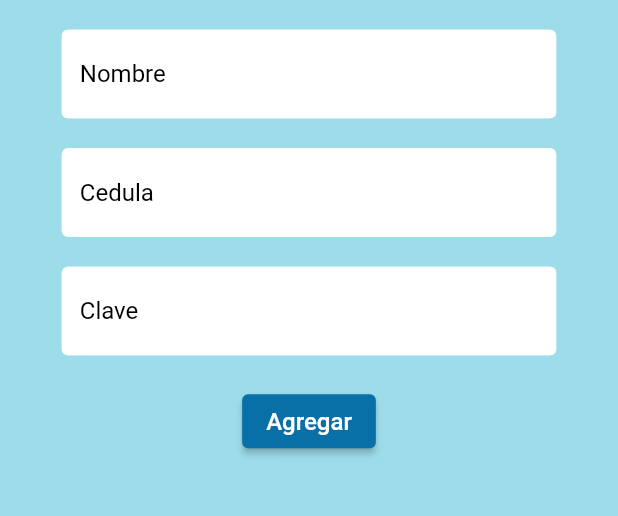
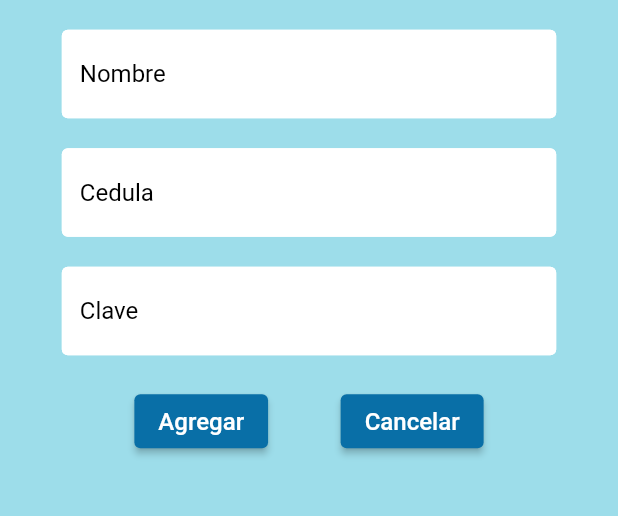
Before and after one commit to Dlondono/mediminder, a Flutter app: the InterfazSupervisor screen opened directly, after a tap on "Agregar nuevo paciente", on a phone screen of 412 x 824 dp, the part 215-731 px from its top. Run offline on Flutter 3.47's test engine with Material 2 defaults, Android fonts, the phone set to English and light mode, and no system bars; our stand-ins replace cloud_firestore, firebase_auth, firebase_core, firebase_messaging, flutter_local_notifications, flutter_native_timezone and 3 more; accounts and stored records are empty.

Commit message:
loading y pushreplacement

```diff
--- a/lib/screens/authenticate/sign_in.dart
+++ b/lib/screens/authenticate/sign_in.dart
@@ -4,6 +4,7 @@ import 'package:flutter/material.dart';
 import 'package:mediminder/screens/home/home.dart';
 import 'package:mediminder/services/auth.dart';
 import 'package:mediminder/shared/constants.dart';
+import 'package:mediminder/shared/loading.dart';
 
 import '../wrapper.dart';
 
@@ -17,6 +18,7 @@ class SignIn extends StatefulWidget {
 }
 
 class _SignInState extends State<SignIn> {
+  bool loading=false;
   final AuthService _auth = AuthService();
   final _formKey= GlobalKey<FormState>();
   //text field para setState
@@ -25,7 +27,7 @@ class _SignInState extends State<SignIn> {
   String error="";
   @override
   Widget build(BuildContext context) {
-    return Scaffold(
+    return loading ? Loading() : Scaffold(
       //backgroundColor: Colors.blue[100],
       appBar: AppBar(
         backgroundColor: Color.fromRGBO(9, 111, 167, 50),
@@ -80,9 +82,11 @@ class _SignInState extends State<SignIn> {
                   ),
                   onPressed: () async{
                     if(_formKey.currentState.validate()){
+                      loading=true;
                       dynamic result= await _auth.signInEmailPass(email, password);
                       if(result==null){
                         setState(()=>error="Correo o clave no validos");
+                        loading=false;
                       }
                       else{
                         Wrapper();
--- a/lib/screens/home/InterfazSupervisor.dart
+++ b/lib/screens/home/InterfazSupervisor.dart
@@ -9,9 +9,16 @@ import 'package:mediminder/screens/home/pacienteNuevo.dart';
 import '../../services/auth.dart';
 import 'ListaPacientes.dart';
 
-class InterfazSupervisor extends StatelessWidget {
+class InterfazSupervisor extends StatefulWidget {
+  @override
+  _InterfazSupervisorState createState() => _InterfazSupervisorState();
+}
+
+class _InterfazSupervisorState extends State<InterfazSupervisor> {
   final AuthService _auth=AuthService();
+
   final FirebaseAuth auth=FirebaseAuth.instance;
+
   @override
   Widget build(BuildContext context) {
     final User user= auth.currentUser;
@@ -41,7 +48,7 @@ class InterfazSupervisor extends StatelessWidget {
           decoration: BoxDecoration(color: Color.fromRGBO(157, 221, 234, 50)),
           child: Column(
               children: <Widget>[
-                Expanded(child: Pacientes()),
+                Expanded(child: Pacientes(uid)),
                 TextButton.icon(
                   icon: Icon(Icons.person,color: Colors.white,),
                   label: Text("Agregar nuevo paciente",style: TextStyle(
@@ -52,7 +59,13 @@ class InterfazSupervisor extends StatelessWidget {
                       backgroundColor: MaterialStateProperty.all(Color.fromRGBO(9, 111, 167, 50)),
                       ),
                   onPressed:(){
-                    Navigator.push(context, MaterialPageRoute(builder: (context)=> PacienteNuevo()));
+                    Navigator.pushReplacement(context, MaterialPageRoute(
+                        builder: (context)=> PacienteNuevo())).then((value)=>
+                          setState((){
+
+                            print("refresh");
+                          })
+                    );
                   },
                 )
               ],
--- a/lib/screens/home/ListaPacientes.dart
+++ b/lib/screens/home/ListaPacientes.dart
@@ -2,27 +2,48 @@ import 'package:firebase_auth/firebase_auth.dart';
 import 'package:flutter/material.dart';
 import 'package:mediminder/models/paciente.dart';
 import 'package:mediminder/screens/home/disenoPaciente.dart';
+import 'package:mediminder/shared/loading.dart';
 import 'package:provider/provider.dart';
 import '../../models/paciente.dart';
 import 'package:mediminder/services/database.dart';
 import '../../services/database.dart';
 
 class Pacientes extends StatefulWidget {
+  final String uid;
+  Pacientes(this.uid);
   @override
   _PacientesState createState() => _PacientesState();
 }
 
 class _PacientesState extends State<Pacientes> {
+  bool loading=false;
   final DatabaseService database=DatabaseService();
   final FirebaseAuth auth=FirebaseAuth.instance;
+  List<Paciente> pacientes,pacs;
+  Future getPacientes()async{
+    setState(()=>loading=true);
+    pacs=await database.queryPacientes(widget.uid);
+    if(this.mounted) {
+      setState(() {
+        pacientes = pacs;
+        loading=false;
+      });
+    }
+  }
+  @override
+  void initState() {
+    // TODO: implement initState
+    super.initState();
+    getPacientes();
+  }
   @override
   Widget build(BuildContext context) {
-    final pacientes= Provider.of<List<Paciente>>(context)?? [];
+    //final pacientes= Provider.of<List<Paciente>>(context)?? [];
     final User user= auth.currentUser;
     final uid=user.uid;
-    pacientes.removeWhere((item) => item.idSuper!=uid);
+    //pacientes.removeWhere((item) => item.idSuper!=uid);
 
-    return ListView.builder(
+    return loading? Loading(): ListView.builder(
       itemCount: pacientes.length,
       itemBuilder: (context,index) {
          return PacienteDiseno(paciente: pacientes[index]);
--- a/lib/screens/home/pacienteNuevo.dart
+++ b/lib/screens/home/pacienteNuevo.dart
@@ -1,6 +1,8 @@
 import 'package:firebase_auth/firebase_auth.dart';
 import 'package:flutter/material.dart';
 import 'package:mediminder/models/userLocal.dart';
+import 'package:mediminder/screens/home/InterfazSupervisor.dart';
+import 'package:mediminder/screens/home/ListaPacientes.dart';
 import 'package:mediminder/shared/constants.dart';
 import '../../services/database.dart';
 import '../../services/auth.dart';
@@ -26,8 +28,9 @@ class _PacienteNuevoState extends State<PacienteNuevo> {
 
     @override
     Widget build(BuildContext context) {
+      bool loading=false;
       final User user= auth.currentUser;
-      final uid=user.uid;
+      final uidActual=user.uid;
       return Scaffold(
         //backgroundColor: Colors.teal[100],
         appBar: AppBar(
@@ -78,6 +81,9 @@ class _PacienteNuevoState extends State<PacienteNuevo> {
                       }
                   ),
                   SizedBox(height: 20.0),
+                  Row(
+                    mainAxisAlignment: MainAxisAlignment.spaceEvenly,
+                    children: [
                       ElevatedButton(
                         style: ButtonStyle(
                           backgroundColor: MaterialStateProperty.all(Color.fromRGBO(9, 111, 167, 50)),
@@ -87,13 +93,37 @@ class _PacienteNuevoState extends State<PacienteNuevo> {
                         ),
                         onPressed: () async{
                           if(_formKey.currentState.validate()){
-                        dynamic result= await _auth.registerEmailPassP(correo, codigo,nombre,cedula);
+                            setState(() {
+                              loading=true;
+                            });
+                            dynamic result= await _auth.registerEmailPassP
+                              (correo, codigo,nombre,cedula);
+                            if(result==null){
+                              setState(() {
+                                loading=false;
+                                error="error";
+
+                              });
+                            }
                             UserLocal user = result;
-                        print(user.uid);
-                        _database.addPaciente(nombre, cedula,uid,user.uid);
-                        Navigator.pop(context);
+                            _database.addPaciente(nombre, cedula,uidActual,user.uid);
+                            Navigator.pushReplacement(context, MaterialPageRoute(
+                                builder: (context)=> InterfazSupervisor()));
                           }
                         },
+                      ),
+                      ElevatedButton(
+                        style: ButtonStyle(
+                          backgroundColor: MaterialStateProperty.all(Color.fromRGBO(9, 111, 167, 50)),
+                        ),
+                        child: Text(
+                          "Cancelar",style: TextStyle(color: Colors.white,fontSize: 16),
+                      ),onPressed:() {
+                        Navigator.pushReplacement(context, MaterialPageRoute(
+                            builder: (context)=> InterfazSupervisor()));
+                      },
+                      ),
+                    ],
                   ),
                   SizedBox(height: 20.0),
                   Text(
--- a/lib/services/database.dart
+++ b/lib/services/database.dart
@@ -43,7 +43,20 @@ class DatabaseService{
         listaMedicamentos.add(med);
       }
     return listaMedicamentos;
-    //print(listaMedicamentos.length.toString()+"LENGHT DATABASE");
+  }
+  Future queryPacientes(String idSuper)async{
+    List<Paciente> listaPacientes=[];
+    var result=await coleccionPacientes.where("idSuper",isEqualTo: idSuper).get();
+      for(var doc in result.docs){
+        Paciente paciente=new  Paciente(
+          idSuper:doc.data()['uid'],
+          id: doc.data()['cedula'],
+          nombre:doc.data()['nombre'],
+          idPaciente: doc.data()['uidPac'],
+        );
+        listaPacientes.add(paciente);
+      }
+      return listaPacientes;
   }
 
   Future updateUserData(String nombre,String id, String tipo) async{
@@ -178,19 +191,6 @@ class DatabaseService{
           mes: doc.data()['mes'] ?? "",
           year: doc.data()['año'] ?? "",
         );
-      }else{
-        return Medicamento.horas(
-        medicamentoNombre: doc.data()['medicamentoNombre'] ?? "",
-        idPaciente: doc.data()['idPaciente'] ?? "",
-        cantidad: doc.data()['cantidad'] ?? "",
-        listaHorasMed: doc.data()['horas'],
-        recomendacion: doc.data()['recomendacion'] ?? "",
-        dosis: doc.data()['dosis'] ?? "",
-        uid: doc.id,
-        dia: doc.data()['dia'] ?? "",
-        mes: doc.data()['mes'] ?? "",
-        year: doc.data()['año'] ?? "",
-        );
       }
     }).toList();
   }
--- /dev/null
+++ b/lib/shared/loading.dart
@@ -0,0 +1,17 @@
+import 'package:flutter/material.dart';
+import 'package:flutter_spinkit/flutter_spinkit.dart';
+
+class Loading extends StatelessWidget {
+  @override
+  Widget build(BuildContext context) {
+    return Container(
+      color: Colors.white,
+      child: Center(
+        child: SpinKitChasingDots(
+          color: Colors.blue,
+          size: 20.0,
+        ),
+      ),
+    );
+  }
+}
--- a/pubspec.yaml
+++ b/pubspec.yaml
@@ -38,6 +38,7 @@ dependencies:
   flutter_native_timezone: ^1.0.10
   slide_digital_clock: ^1.0.0
   http: ^0.13.3
+  flutter_spinkit: ^5.0.0
 
 dev_dependencies:
   flutter_test:
```
Also changed, not shown: lib/screens/home/listaMedicamentos.dart (+3 -12 lines), lib/services/auth.dart (+13 -10 lines), pubspec.lock. Lines whose indentation alone changed are shown as unchanged.
